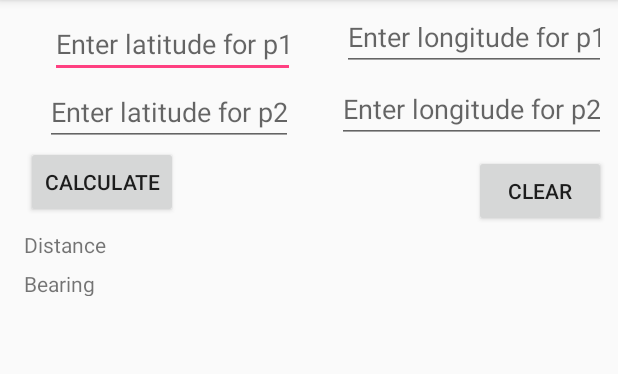
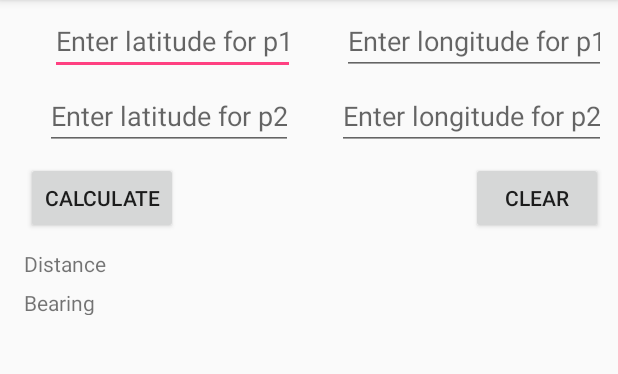
Before and after one commit to kyle-flynn/Computer-Science, an Android app: the screen it shows after launch (MainActivity), after a tap on "CALCULATE", on a phone screen of 412 x 824 dp, the part 84-458 px from its top. Run offline under Robolectric (Android 15) with nearby library versions, the phone set to English and light mode, and no system bars.

Commit message:
Added calculations, close keyboard on button press, keyboard format and changed anons to lambdas

```diff
--- a/CIS 357/HW #4/app/src/main/java/edu/gvsu/cis357/geocalculatorapp/MainActivity.java
+++ b/CIS 357/HW #4/app/src/main/java/edu/gvsu/cis357/geocalculatorapp/MainActivity.java
@@ -1,11 +1,8 @@
 package edu.gvsu.cis357.geocalculatorapp;
 
-import android.animation.ObjectAnimator;
 import android.app.Activity;
 import android.content.Intent;
 import android.os.Bundle;
-import android.support.design.widget.FloatingActionButton;
-import android.support.design.widget.Snackbar;
 import android.support.v7.app.AppCompatActivity;
 import android.support.v7.widget.Toolbar;
 import android.view.View;
@@ -14,12 +11,18 @@ import android.view.MenuItem;
 import android.widget.Button;
 import android.widget.EditText;
 import android.widget.TextView;
+import android.location.Location;
+import android.view.inputmethod.InputMethodManager;
+import android.content.Context;
+
 
 public class MainActivity extends AppCompatActivity {
 
     EditText latOne, lonOne, latTwo, lonTwo;
     Button calculate, clear;
     TextView distance, bearing;
+    String dist, bear;
+    double distMult, bearMult;
 
     Intent settingsIntent;
 
@@ -30,41 +33,65 @@ public class MainActivity extends AppCompatActivity {
         Toolbar toolbar = (Toolbar) findViewById(R.id.toolbar);
         setSupportActionBar(toolbar);
 
-        latOne = (EditText) findViewById(R.id.textLatOne);
-        lonOne = (EditText) findViewById(R.id.textLonOne);
-        latTwo = (EditText) findViewById(R.id.textLatTwo);
-        lonTwo = (EditText) findViewById(R.id.textLonTwo);
-        calculate = (Button) findViewById(R.id.calculateBtn);
-        clear = (Button) findViewById(R.id.clearBtn);
-        distance = (TextView) findViewById(R.id.textDist);
-        bearing = (TextView) findViewById(R.id.textBear);
+        this.latOne = (EditText) findViewById(R.id.textLatOne);
+        this.lonOne = (EditText) findViewById(R.id.textLonOne);
+        this.latTwo = (EditText) findViewById(R.id.textLatTwo);
+        this.lonTwo = (EditText) findViewById(R.id.textLonTwo);
+        this.calculate = (Button) findViewById(R.id.calculateBtn);
+        this.clear = (Button) findViewById(R.id.clearBtn);
+        this.distance = (TextView) findViewById(R.id.textDist);
+        this.bearing = (TextView) findViewById(R.id.textBear);
+        this.dist = "km";
+        this.bear = "Degrees";
+        this.distMult = 1.0;
+        this.bearMult = 1.0;
 
-        calculate.setOnClickListener(click -> calculateCoords());
-        clear.setOnClickListener(click -> clearFields());
+        this.calculate.setOnClickListener((View click) -> {
+            try {
+    //Found at https://stackoverflow.com/questions/3400028/close-virtual-keyboard-on-button-press
+                InputMethodManager inputMethodManager =
+                        (InputMethodManager) getSystemService(Context.INPUT_METHOD_SERVICE);
+                inputMethodManager.hideSoftInputFromWindow(getCurrentFocus().getWindowToken(),
+                        InputMethodManager.HIDE_NOT_ALWAYS);
+                    double lat1 = Double.parseDouble(latOne.getText().toString());
+                    double lon1 = Double.parseDouble(lonOne.getText().toString());
+                    double lat2 = Double.parseDouble(latTwo.getText().toString());
+                    double lon2 = Double.parseDouble(lonTwo.getText().toString());
+                    Location l1 = new Location("l1");
+                    l1.setLatitude(lat1);
+                    l1.setLongitude(lon1);
+                    Location l2 = new Location("l2");
+                    l2.setLatitude(lat2);
+                    l2.setLongitude(lon2);
+                    float[] results = new float[3];
+                    //results[0] dist results[1] initial bearing
+                    //android.location.Location.distanceBetween(lat1, lon1, lat2, lon2, results);
+                    l1.distanceTo(l2);
+                    double d = Math.round((l1.distanceTo(l2) / 10.0) * distMult) / 100.0;
+                    distance.setText("Distance: " + String.valueOf(d) + " " + dist);
+                    double b = Math.round(l1.bearingTo(l2) * bearMult * 100.0) / 100.0;
+                    bearing.setText("Bearing: " + String.valueOf(b) + " " + bear);
+                } catch (Exception e) {
+                    System.out.println("Calculation failure.");
+                }
+        });
+
+        this.clear.setOnClickListener((View click) -> {
+    //Found at https://stackoverflow.com/questions/3400028/close-virtual-keyboard-on-button-press
+                InputMethodManager inputMethodManager =
+                        (InputMethodManager) getSystemService(Context.INPUT_METHOD_SERVICE);
+                inputMethodManager.hideSoftInputFromWindow(getCurrentFocus().getWindowToken(),
+                        InputMethodManager.HIDE_NOT_ALWAYS);
+                latOne.setText(null);
+                latTwo.setText(null);
+                lonOne.setText(null);
+                lonTwo.setText(null);
+                distance.setText("Distance: ");
+                bearing.setText("Bearing: ");
+
+        });
 
         settingsIntent = new Intent(this, Settings.class);
-
-//        FloatingActionButton fab = (FloatingActionButton) findViewById(R.id.fab);
-//        fab.setOnClickListener(new View.OnClickListener() {
-//            @Override
-//            public void onClick(View view) {
-//                Snackbar.make(view, "Replace with your own action", Snackbar.LENGTH_LONG)
-//                        .setAction("Action", null).show();
-//            }
-//        });
-    }
-
-    public void calculateCoords() {
-        System.out.println(latOne.getText());
-    }
-
-    public void clearFields() {
-        latOne.setText(null);
-        latTwo.setText(null);
-        lonOne.setText(null);
-        lonTwo.setText(null);
-        distance.setText("Distance ");
-        bearing.setText("Bearing ");
     }
 
     @Override
@@ -86,25 +113,35 @@ public class MainActivity extends AppCompatActivity {
             openSettings();
             return true;
         }
-
         return super.onOptionsItemSelected(item);
     }
 
     public void openSettings() {
-//        EditText editText = (EditText) findViewById(R.id.editText);
-//        String message = editText.getText().toString();
-//        intent.putExtra(EXTRA_MESSAGE, message);
         startActivityForResult(settingsIntent, 1);
     }
 
     @Override
     protected void onActivityResult(int requestCode, int resultCode, Intent data) {
-
         if (requestCode == 1) {
             if(resultCode == Activity.RESULT_OK){
-                String dist = data.getStringExtra("Distance");
-                String bear = data.getStringExtra("Bearing");
-                System.out.println(dist + " | " + bear);
+                this.dist = data.getStringExtra("Distance");
+                this.bear = data.getStringExtra("Bearing");
+                System.out.println(this.dist + " | " + this.bear);
+                if (this.dist.equalsIgnoreCase("kilometers")) {
+                    this.distMult = 1.0;
+                } else {
+                    this.distMult = 0.621371;
+                }
+                if (this.bear.equalsIgnoreCase("degrees")) {
+                    this.bearMult = 1.0;
+                } else {
+                    this.bearMult = 17.777778;
+                }
+                if (this.calculate.callOnClick()) {
+                    System.out.println("Click");
+                } else {
+                    System.out.println("No Click");
+                }
             }
         }
     }
--- a/CIS 357/HW #4/app/src/main/java/edu/gvsu/cis357/geocalculatorapp/Settings.java
+++ b/CIS 357/HW #4/app/src/main/java/edu/gvsu/cis357/geocalculatorapp/Settings.java
@@ -39,8 +39,8 @@ public class Settings extends AppCompatActivity implements AdapterView.OnItemSel
         milesOptions.add("Kilometers");
         milesOptions.add("Miles");
 
+        degreeOptions.add("Degrees");
         degreeOptions.add("Mils");
-        degreeOptions.add("Degrees");
 
         ArrayAdapter<String> milesAdapter = new ArrayAdapter<String>(this, android.R.layout.simple_spinner_item, milesOptions);
         ArrayAdapter<String> degreesAdapter = new ArrayAdapter<String>(this, android.R.layout.simple_spinner_item, degreeOptions);
@@ -51,8 +51,7 @@ public class Settings extends AppCompatActivity implements AdapterView.OnItemSel
         miles.setAdapter(milesAdapter);
         degrees.setAdapter(degreesAdapter);
 
-
-         returnIntent = new Intent();
+        returnIntent = new Intent();
     }
 
     @Override
--- a/CIS 357/HW #4/app/src/main/res/layout/content_main.xml
+++ b/CIS 357/HW #4/app/src/main/res/layout/content_main.xml
@@ -11,13 +11,13 @@
     <EditText
         android:id="@+id/textLatOne"
         android:layout_width="163dp"
-        android:layout_height="44dp"
+        android:layout_height="42dp"
         android:layout_marginLeft="8dp"
         android:layout_marginRight="8dp"
         android:layout_marginTop="8dp"
         android:ems="10"
         android:hint="Enter latitude for p1"
-        android:inputType="textPersonName"
+        android:inputType="numberDecimal"
         app:layout_constraintHorizontal_bias="0.523"
         app:layout_constraintLeft_toLeftOf="parent"
         app:layout_constraintRight_toLeftOf="@+id/textLonOne"
@@ -26,12 +26,12 @@
     <EditText
         android:id="@+id/textLonOne"
         android:layout_width="176dp"
-        android:layout_height="39dp"
+        android:layout_height="42dp"
         android:layout_marginRight="8dp"
         android:layout_marginTop="8dp"
         android:ems="10"
         android:hint="Enter longitude for p1"
-        android:inputType="textPersonName"
+        android:inputType="numberDecimal"
         app:layout_constraintRight_toRightOf="parent"
         app:layout_constraintTop_toTopOf="parent" />
 
@@ -41,10 +41,10 @@
         android:layout_height="42dp"
         android:layout_marginLeft="8dp"
         android:layout_marginRight="8dp"
-        android:layout_marginTop="3dp"
+        android:layout_marginTop="8dp"
         android:ems="10"
         android:hint="Enter latitude for p2"
-        android:inputType="textPersonName"
+        android:inputType="numberDecimal"
         app:layout_constraintLeft_toLeftOf="parent"
         app:layout_constraintRight_toLeftOf="@+id/textLonTwo"
         app:layout_constraintTop_toBottomOf="@+id/textLatOne" />
@@ -52,12 +52,12 @@
     <EditText
         android:id="@+id/textLonTwo"
         android:layout_width="179dp"
-        android:layout_height="40dp"
+        android:layout_height="42dp"
         android:layout_marginRight="8dp"
         android:layout_marginTop="8dp"
         android:ems="10"
         android:hint="Enter longitude for p2"
-        android:inputType="textPersonName"
+        android:inputType="numberDecimal"
         app:layout_constraintRight_toRightOf="parent"
         app:layout_constraintTop_toBottomOf="@+id/textLonOne" />
 
@@ -70,7 +70,7 @@
         android:layout_marginRight="28dp"
         android:layout_marginLeft="8dp"
         app:layout_constraintLeft_toLeftOf="parent"
-        android:layout_marginTop="0dp"
+        android:layout_marginTop="8dp"
         app:layout_constraintTop_toBottomOf="@+id/textLatTwo"
         app:layout_constraintHorizontal_bias="0.053" />
 
@@ -79,7 +79,7 @@
         android:layout_width="wrap_content"
         android:layout_height="wrap_content"
         android:text="Clear"
-        android:layout_marginRight="8dp"
+        android:layout_marginRight="10dp"
         app:layout_constraintRight_toRightOf="parent"
         android:layout_marginTop="8dp"
         app:layout_constraintTop_toBottomOf="@+id/textLonTwo" />
@@ -101,6 +101,6 @@
         android:text="Distance"
         android:layout_marginLeft="16dp"
         app:layout_constraintLeft_toLeftOf="parent"
-        android:layout_marginTop="8dp"
+        android:layout_marginTop="10dp"
         app:layout_constraintTop_toBottomOf="@+id/calculateBtn" />
 </android.support.constraint.ConstraintLayout>
```
